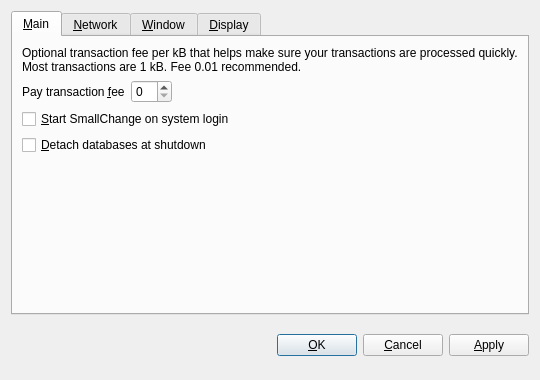
First picture: the form in src/qt/forms/optionsdialog.ui, repository FriarDevTeam/theFriar, before the edit.
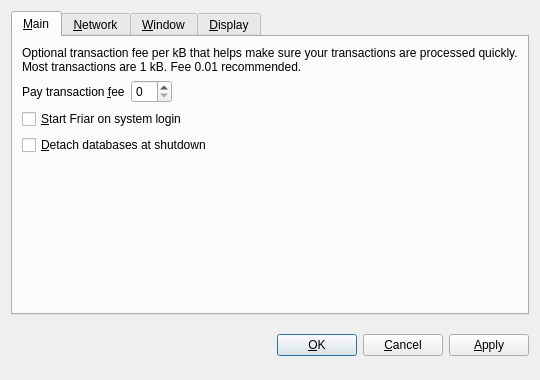
Second picture: the form after the edit. The open tabs and pages were chosen to show the change. Custom widgets are drawn as their Qt base class.

Commit message:
Renamed SmallChange to Friar
Renamed SmallChange to Friar

The edit to the form file:
```diff
--- a/src/qt/forms/optionsdialog.ui
+++ b/src/qt/forms/optionsdialog.ui
@@ -82,7 +82,7 @@
           <string>Automatically start SmallChange after logging in to the system.</string>
          </property>
          <property name="text">
-          <string>&amp;Start SmallChange on system login</string>
+          <string>&amp;Start Friar on system login</string>
          </property>
         </widget>
        </item>
```
Left out of the diff: 10 changed lines with no effect on the pictures. The commit also changes 32 other files.
